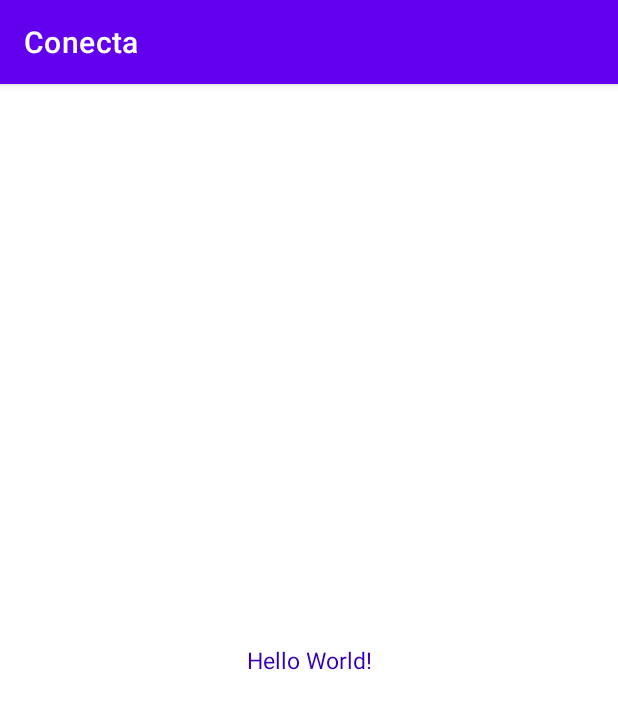
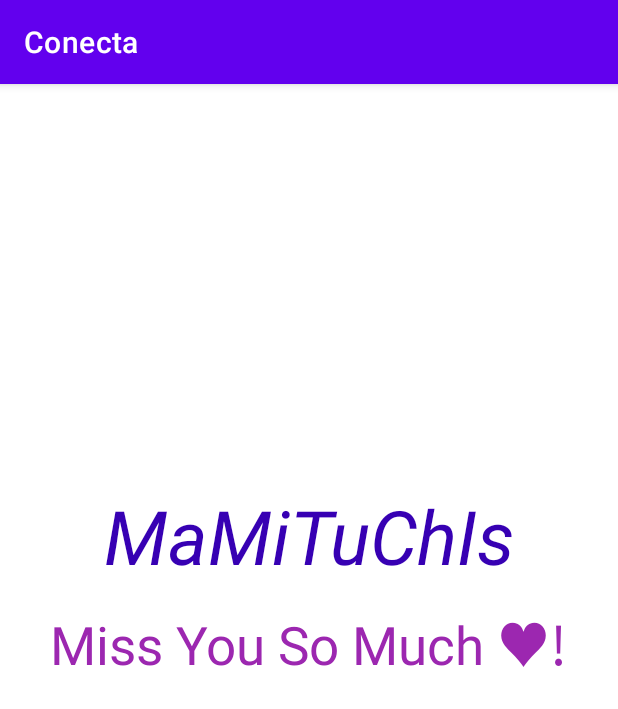
Before and after one commit to Sebastian7ML/Conecta-Kotlin, an Android app: the screen it shows after launch (MainActivity), on a phone screen of 412 x 824 dp. Shown: the top 709 px of the screen. Run offline under Robolectric (Android 15) with nearby library versions, the phone set to English and light mode, and no system bars.

Commit message:
mamituchis

```diff
--- a/app/src/main/res/layout/activity_main.xml
+++ b/app/src/main/res/layout/activity_main.xml
@@ -7,14 +7,31 @@
     tools:context=".MainActivity">
 
     <TextView
+        android:id="@+id/textView"
         android:layout_width="wrap_content"
         android:layout_height="wrap_content"
-        android:text="Hello World!"
-        android:textSize="15sp"
+        android:text="MaMiTuChIs"
         android:textColor="@color/design_default_color_primary_variant"
+        android:textDirection="firstStrongLtr"
+        android:textSize="50sp"
+        android:textStyle="italic"
         app:layout_constraintBottom_toBottomOf="parent"
         app:layout_constraintEnd_toEndOf="parent"
         app:layout_constraintStart_toStartOf="parent"
-        app:layout_constraintTop_toTopOf="parent" />
+        app:layout_constraintTop_toTopOf="parent"
+        app:layout_constraintVertical_bias="0.382" />
+
+    <TextView
+        android:layout_width="wrap_content"
+        android:layout_height="wrap_content"
+        android:text="Miss You So Much ♥!"
+        android:textColor="#9C27B0"
+        android:textSize="35sp"
+        app:layout_constraintBottom_toBottomOf="parent"
+        app:layout_constraintEnd_toEndOf="parent"
+        app:layout_constraintHorizontal_bias="0.495"
+        app:layout_constraintStart_toStartOf="parent"
+        app:layout_constraintTop_toBottomOf="@+id/textView"
+        app:layout_constraintVertical_bias="0.03" />
 
 </androidx.constraintlayout.widget.ConstraintLayout>
--- a/app/src/main/res/values/themes.xml
+++ b/app/src/main/res/values/themes.xml
@@ -4,13 +4,13 @@
         <!-- Primary brand color. -->
         <item name="colorPrimary">@color/purple_500</item>
         <item name="colorPrimaryVariant">@color/purple_700</item>
-        <item name="colorOnPrimary">@color/white</item>
+        <item name="colorOnPrimary">@color/black</item>
         <!-- Secondary brand color. -->
         <item name="colorSecondary">@color/teal_200</item>
         <item name="colorSecondaryVariant">@color/teal_700</item>
         <item name="colorOnSecondary">@color/black</item>
         <!-- Status bar color. -->
-        <item name="android:statusBarColor">?attr/colorPrimaryVariant</item>
+        <item name="android:statusBarColor">#9C27B0</item>
         <!-- Customize your theme here. -->
     </style>
 </resources>
```
